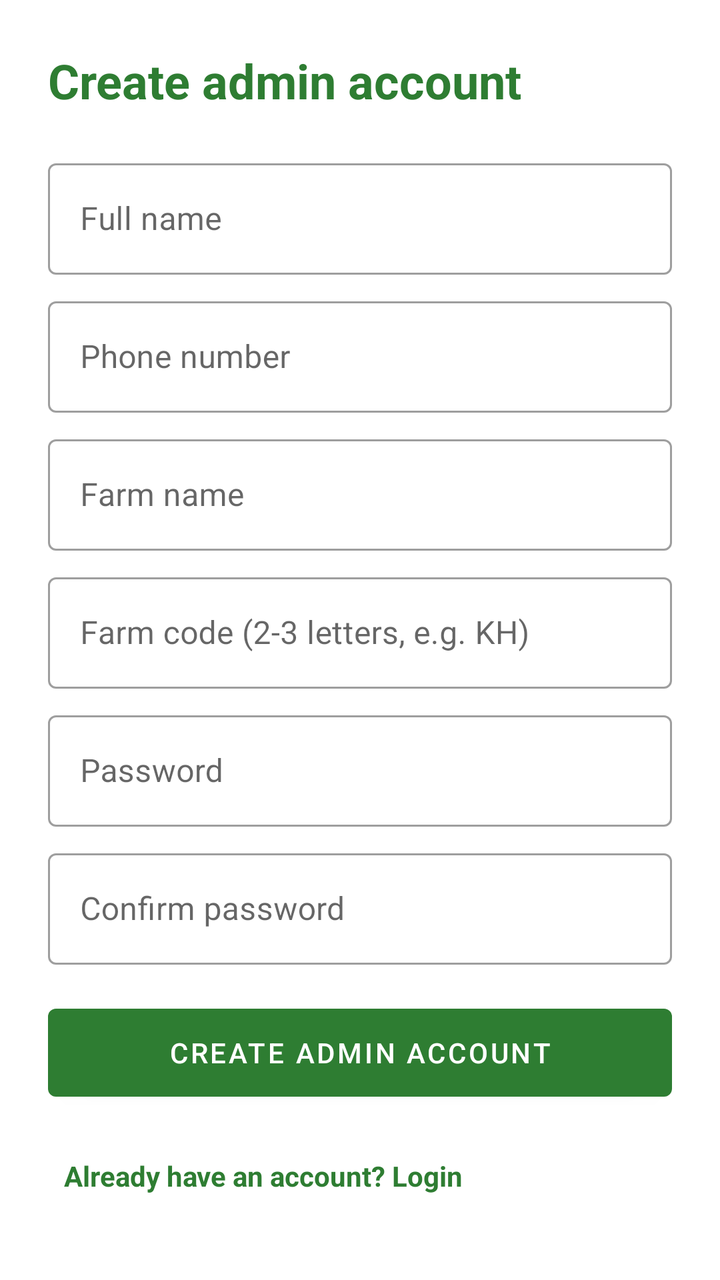
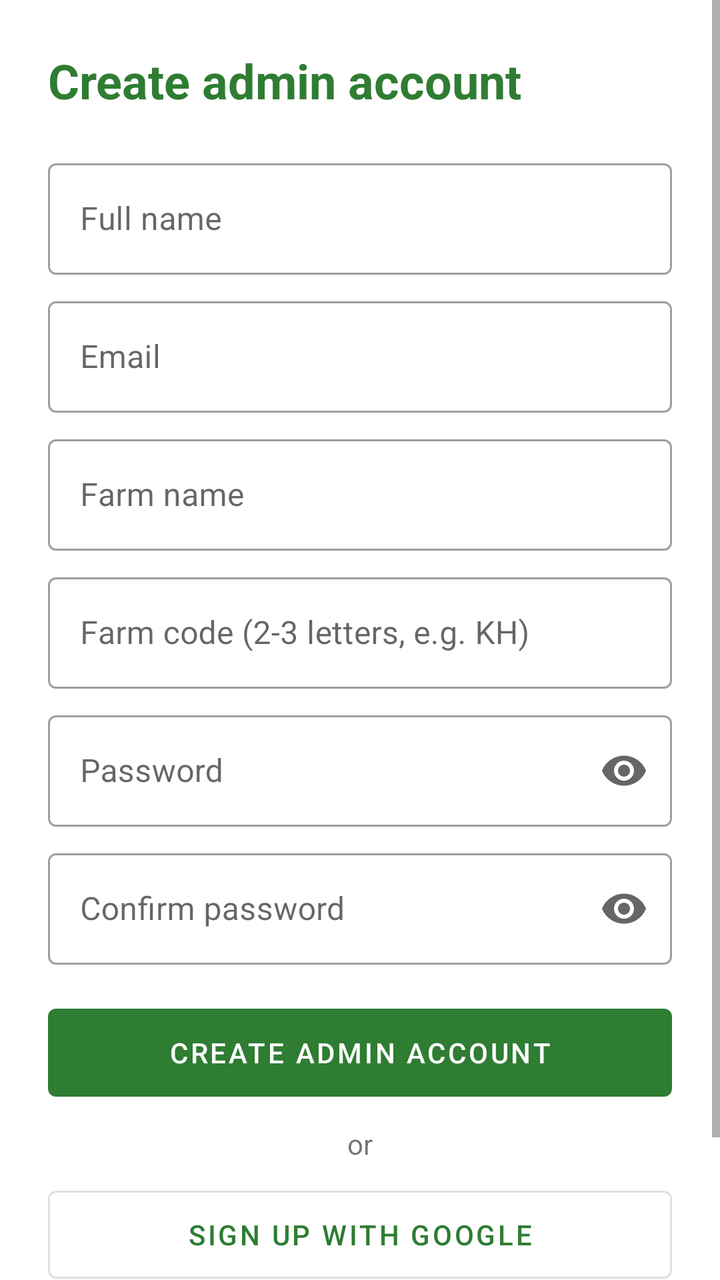

Before-and-after screenshots of an Android layout around one commit, followed by the original layout XML and the change that was made.
<!-- AndroidManifest.xml: application theme Theme.GaiKhamar -->
<!-- res/layout/activity_signup.xml -->
<?xml version="1.0" encoding="utf-8"?>
<ScrollView xmlns:android="http://schemas.android.com/apk/res/android"
    android:layout_width="match_parent"
    android:layout_height="match_parent">

    <LinearLayout
        android:layout_width="match_parent"
        android:layout_height="wrap_content"
        android:orientation="vertical"
        android:padding="24dp">

        <TextView
            android:layout_width="wrap_content"
            android:layout_height="wrap_content"
            android:layout_marginBottom="12dp"
            android:text="@string/create_account"
            android:textColor="@color/green_700"
            android:textSize="24sp"
            android:textStyle="bold" />

        <com.google.android.material.textfield.TextInputLayout
            style="@style/GKField"
            android:hint="@string/full_name">

            <com.google.android.material.textfield.TextInputEditText
                android:id="@+id/etName"
                android:layout_width="match_parent"
                android:layout_height="wrap_content"
                android:inputType="textPersonName" />
        </com.google.android.material.textfield.TextInputLayout>

        <com.google.android.material.textfield.TextInputLayout
            style="@style/GKField"
            android:hint="@string/phone">

            <com.google.android.material.textfield.TextInputEditText
                android:id="@+id/etPhone"
                android:layout_width="match_parent"
                android:layout_height="wrap_content"
                android:inputType="phone" />
        </com.google.android.material.textfield.TextInputLayout>

        <com.google.android.material.textfield.TextInputLayout
            style="@style/GKField"
            android:hint="@string/farm_name">

            <com.google.android.material.textfield.TextInputEditText
                android:id="@+id/etFarmName"
                android:layout_width="match_parent"
                android:layout_height="wrap_content"
                android:inputType="textCapWords" />
        </com.google.android.material.textfield.TextInputLayout>

        <com.google.android.material.textfield.TextInputLayout
            style="@style/GKField"
            android:hint="@string/farm_code">

            <com.google.android.material.textfield.TextInputEditText
                android:id="@+id/etFarmCode"
                android:layout_width="match_parent"
                android:layout_height="wrap_content"
                android:inputType="textCapCharacters"
                android:maxLength="3" />
        </com.google.android.material.textfield.TextInputLayout>

        <com.google.android.material.textfield.TextInputLayout
            style="@style/GKField"
            android:hint="@string/password">

            <com.google.android.material.textfield.TextInputEditText
                android:id="@+id/etPassword"
                android:layout_width="match_parent"
                android:layout_height="wrap_content"
                android:inputType="textPassword" />
        </com.google.android.material.textfield.TextInputLayout>

        <com.google.android.material.textfield.TextInputLayout
            style="@style/GKField"
            android:hint="@string/confirm_password">

            <com.google.android.material.textfield.TextInputEditText
                android:id="@+id/etConfirm"
                android:layout_width="match_parent"
                android:layout_height="wrap_content"
                android:inputType="textPassword" />
        </com.google.android.material.textfield.TextInputLayout>

        <com.google.android.material.button.MaterialButton
            android:id="@+id/btnCreate"
            android:layout_width="match_parent"
            android:layout_height="56dp"
            android:layout_marginTop="16dp"
            android:text="@string/create_account" />

        <TextView
            android:id="@+id/tvBack"
            android:layout_width="wrap_content"
            android:layout_height="wrap_content"
            android:layout_marginTop="16dp"
            android:padding="8dp"
            android:text="@string/have_account"
            android:textColor="@color/green_700"
            android:textStyle="bold" />
    </LinearLayout>
</ScrollView>
<!-- resources referenced by this layout -->
<resources>
  <color name="green_700">#2E7D32</color>
  <string name="confirm_password">Confirm password</string>
  <string name="create_account">Create admin account</string>
  <string name="farm_code">Farm code (2-3 letters, e.g. KH)</string>
  <string name="farm_name">Farm name</string>
  <string name="full_name">Full name</string>
  <string name="have_account">Already have an account? Login</string>
  <string name="password">Password</string>
  <string name="phone">Phone number</string>
  <style name="GKField" parent="Widget.MaterialComponents.TextInputLayout.OutlinedBox">
          <item name="android:layout_width">match_parent</item>
          <item name="android:layout_height">wrap_content</item>
          <item name="android:layout_marginTop">8dp</item>
      </style>
  <style name="Theme.GaiKhamar" parent="Theme.MaterialComponents.Light.NoActionBar">
          <item name="colorPrimary">@color/green_700</item>
          <item name="colorPrimaryVariant">@color/green_900</item>
          <item name="colorOnPrimary">@color/white</item>
          <item name="colorSecondary">@color/amber_700</item>
          <item name="colorOnSecondary">@color/black</item>
          <item name="android:statusBarColor">@color/green_900</item>
      </style>
  <color name="green_900">#1B5E20</color>
  <color name="white">#FFFFFFFF</color>
  <color name="amber_700">#FFA000</color>
  <color name="black">#FF000000</color>
</resources>

<!-- the commit's change to res/layout/activity_signup.xml (unified diff, before → after) -->
@@ -1,5 +1,6 @@
 <?xml version="1.0" encoding="utf-8"?>
 <ScrollView xmlns:android="http://schemas.android.com/apk/res/android"
+    xmlns:app="http://schemas.android.com/apk/res-auto"
     android:layout_width="match_parent"
     android:layout_height="match_parent">
 
@@ -31,13 +32,13 @@
 
         <com.google.android.material.textfield.TextInputLayout
             style="@style/GKField"
-            android:hint="@string/phone">
+            android:hint="@string/email">
 
             <com.google.android.material.textfield.TextInputEditText
-                android:id="@+id/etPhone"
+                android:id="@+id/etEmail"
                 android:layout_width="match_parent"
                 android:layout_height="wrap_content"
-                android:inputType="phone" />
+                android:inputType="textEmailAddress" />
         </com.google.android.material.textfield.TextInputLayout>
 
         <com.google.android.material.textfield.TextInputLayout
@@ -65,7 +66,8 @@
 
         <com.google.android.material.textfield.TextInputLayout
             style="@style/GKField"
-            android:hint="@string/password">
+            android:hint="@string/password"
+            app:endIconMode="password_toggle">
 
             <com.google.android.material.textfield.TextInputEditText
                 android:id="@+id/etPassword"
@@ -76,7 +78,8 @@
 
         <com.google.android.material.textfield.TextInputLayout
             style="@style/GKField"
-            android:hint="@string/confirm_password">
+            android:hint="@string/confirm_password"
+            app:endIconMode="password_toggle">
 
             <com.google.android.material.textfield.TextInputEditText
                 android:id="@+id/etConfirm"
@@ -93,6 +96,21 @@
             android:text="@string/create_account" />
 
         <TextView
+            android:layout_width="wrap_content"
+            android:layout_height="wrap_content"
+            android:layout_gravity="center_horizontal"
+            android:layout_marginTop="8dp"
+            android:text="@string/or_text" />
+
+        <com.google.android.material.button.MaterialButton
+            android:id="@+id/btnGoogle"
+            style="@style/Widget.MaterialComponents.Button.OutlinedButton"
+            android:layout_width="match_parent"
+            android:layout_height="56dp"
+            android:layout_marginTop="8dp"
+            android:text="@string/signup_google" />
+
+        <TextView
             android:id="@+id/tvBack"
             android:layout_width="wrap_content"
             android:layout_height="wrap_content"
<!-- resource entries referenced after the edit -->
@@ -3,12 +3,14 @@
   <color name="green_700">#2E7D32</color>
   <string name="confirm_password">Confirm password</string>
   <string name="create_account">Create admin account</string>
+  <string name="email">Email</string>
   <string name="farm_code">Farm code (2-3 letters, e.g. KH)</string>
   <string name="farm_name">Farm name</string>
   <string name="full_name">Full name</string>
   <string name="have_account">Already have an account? Login</string>
+  <string name="or_text">or</string>
   <string name="password">Password</string>
-  <string name="phone">Phone number</string>
+  <string name="signup_google">Sign up with Google</string>
   <style name="GKField" parent="Widget.MaterialComponents.TextInputLayout.OutlinedBox">
           <item name="android:layout_width">match_parent</item>
           <item name="android:layout_height">wrap_content</item>
